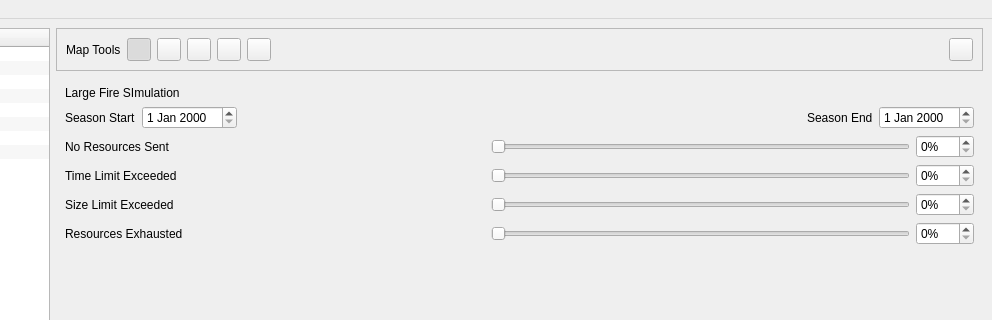
First picture: the form in irs/src/gui/wfipsmainwindow.ui, repository firelab/wfips, before the edit; both pictures show x 215 to 1207 and y 0 to 320 of the 1207 by 806 pixel window.
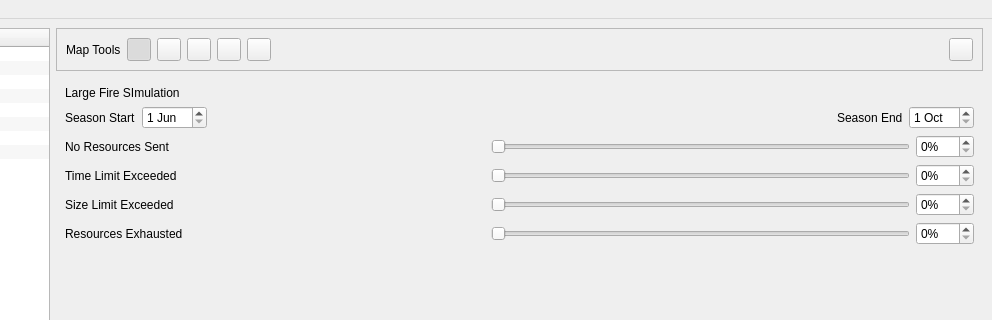
Second picture: the form after the edit. The open tabs and pages were chosen to show the change.

The edit to the form file:
```diff
--- a/irs/src/gui/wfipsmainwindow.ui
+++ b/irs/src/gui/wfipsmainwindow.ui
@@ -1487,7 +1487,18 @@
              </widget>
             </item>
             <item>
-             <widget class="QDateEdit" name="dateEdit_2"/>
+             <widget class="QDateEdit" name="largeFireStartDateEdit">
+              <property name="date">
+               <date>
+                <year>2000</year>
+                <month>6</month>
+                <day>1</day>
+               </date>
+              </property>
+              <property name="displayFormat">
+               <string>d MMM</string>
+              </property>
+             </widget>
             </item>
             <item>
              <spacer name="horizontalSpacer_13">
@@ -1510,7 +1521,18 @@
              </widget>
             </item>
             <item>
-             <widget class="QDateEdit" name="dateEdit"/>
+             <widget class="QDateEdit" name="largeFireEndDateEdit">
+              <property name="date">
+               <date>
+                <year>2000</year>
+                <month>10</month>
+                <day>1</day>
+               </date>
+              </property>
+              <property name="displayFormat">
+               <string>d MMM</string>
+              </property>
+             </widget>
             </item>
            </layout>
           </item>
```
Left out of the diff: 2 changed lines with no effect on the pictures.
